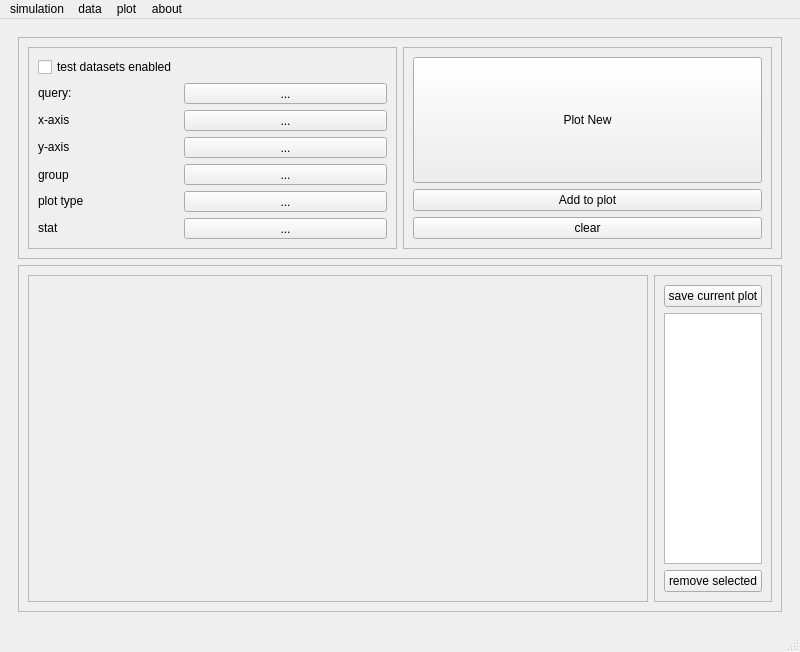
usc-psychsim/psychsim-eval-gui, file ui/psychsim-gui-main.ui: the form before one commit.
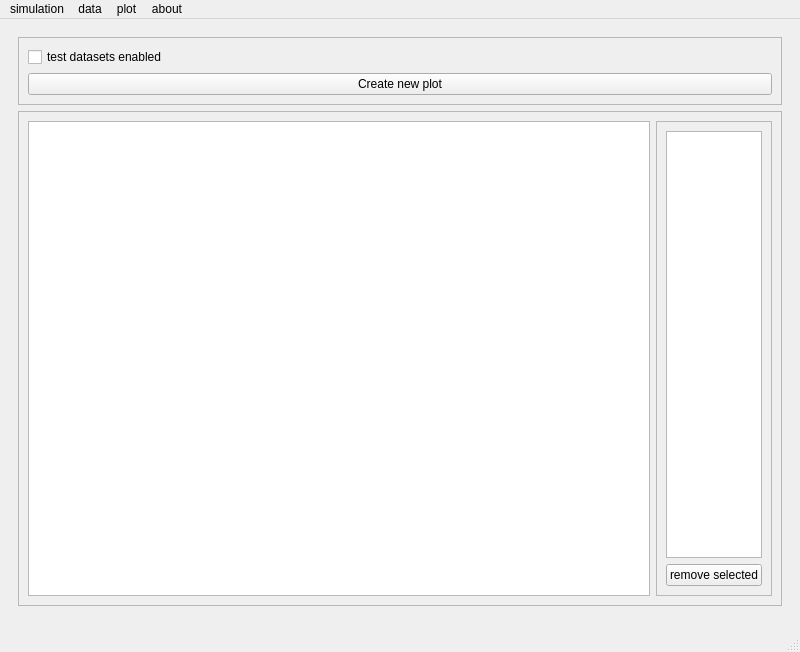
The form after the commit. The open tabs and pages were chosen to show the change.

Patch:
```diff
--- a/ui/psychsim-gui-main.ui
+++ b/ui/psychsim-gui-main.ui
@@ -744,235 +744,47 @@
       <widget class="QWidget" name="page">
        <layout class="QVBoxLayout" name="verticalLayout_9">
         <item>
-         <widget class="QFrame" name="frame_10">
-          <property name="frameShape">
-           <enum>QFrame::StyledPanel</enum>
-          </property>
-          <property name="frameShadow">
-           <enum>QFrame::Raised</enum>
-          </property>
-          <layout class="QHBoxLayout" name="horizontalLayout_6">
+         <widget class="QWidget" name="widget_4" native="true">
+          <layout class="QHBoxLayout" name="horizontalLayout_10">
+           <property name="leftMargin">
+            <number>0</number>
+           </property>
+           <property name="topMargin">
+            <number>0</number>
+           </property>
+           <property name="rightMargin">
+            <number>0</number>
+           </property>
+           <property name="bottomMargin">
+            <number>0</number>
+           </property>
            <item>
-            <widget class="QFrame" name="frame_11">
+            <widget class="QFrame" name="frame_12">
              <property name="frameShape">
               <enum>QFrame::StyledPanel</enum>
              </property>
              <property name="frameShadow">
               <enum>QFrame::Raised</enum>
              </property>
-             <layout class="QGridLayout" name="gridLayout">
-              <item row="6" column="1">
-               <widget class="QToolButton" name="plot_stat">
-                <property name="sizePolicy">
-                 <sizepolicy hsizetype="Ignored" vsizetype="Fixed">
-                  <horstretch>0</horstretch>
-                  <verstretch>0</verstretch>
-                 </sizepolicy>
-                </property>
-                <property name="text">
-                 <string>...</string>
-                </property>
-               </widget>
-              </item>
-              <item row="0" column="0">
+             <layout class="QVBoxLayout" name="verticalLayout_8">
+              <item>
                <widget class="QCheckBox" name="test_check">
                 <property name="text">
                  <string>test datasets enabled</string>
                 </property>
                </widget>
               </item>
-              <item row="2" column="0">
-               <widget class="QLabel" name="label_24">
-                <property name="sizePolicy">
-                 <sizepolicy hsizetype="Preferred" vsizetype="Fixed">
-                  <horstretch>0</horstretch>
-                  <verstretch>0</verstretch>
-                 </sizepolicy>
-                </property>
-                <property name="text">
-                 <string>x-axis</string>
-                </property>
-               </widget>
-              </item>
-              <item row="2" column="1">
-               <widget class="QToolButton" name="plot_x">
-                <property name="sizePolicy">
-                 <sizepolicy hsizetype="Ignored" vsizetype="Fixed">
-                  <horstretch>0</horstretch>
-                  <verstretch>0</verstretch>
-                 </sizepolicy>
-                </property>
-                <property name="text">
-                 <string>...</string>
-                </property>
-               </widget>
-              </item>
-              <item row="1" column="0">
-               <widget class="QLabel" name="label_23">
-                <property name="sizePolicy">
-                 <sizepolicy hsizetype="Fixed" vsizetype="Fixed">
-                  <horstretch>0</horstretch>
-                  <verstretch>0</verstretch>
-                 </sizepolicy>
-                </property>
-                <property name="text">
-                 <string>query:</string>
-                </property>
-               </widget>
-              </item>
-              <item row="6" column="0">
-               <widget class="QLabel" name="label_22">
-                <property name="sizePolicy">
-                 <sizepolicy hsizetype="Preferred" vsizetype="Fixed">
-                  <horstretch>0</horstretch>
-                  <verstretch>0</verstretch>
-                 </sizepolicy>
-                </property>
-                <property name="text">
-                 <string>stat</string>
-                </property>
-               </widget>
-              </item>
-              <item row="1" column="1">
-               <widget class="QToolButton" name="plot_query">
-                <property name="sizePolicy">
-                 <sizepolicy hsizetype="Ignored" vsizetype="Fixed">
-                  <horstretch>0</horstretch>
-                  <verstretch>0</verstretch>
-                 </sizepolicy>
-                </property>
-                <property name="text">
-                 <string>...</string>
-                </property>
-               </widget>
-              </item>
-              <item row="5" column="1">
-               <widget class="QToolButton" name="plot_type">
-                <property name="sizePolicy">
-                 <sizepolicy hsizetype="Ignored" vsizetype="Fixed">
-                  <horstretch>0</horstretch>
-                  <verstretch>0</verstretch>
-                 </sizepolicy>
-                </property>
-                <property name="text">
-                 <string>...</string>
-                </property>
-               </widget>
-              </item>
-              <item row="3" column="0">
-               <widget class="QLabel" name="label_21">
-                <property name="sizePolicy">
-                 <sizepolicy hsizetype="Preferred" vsizetype="Fixed">
-                  <horstretch>0</horstretch>
-                  <verstretch>0</verstretch>
-                 </sizepolicy>
-                </property>
-                <property name="text">
-                 <string>y-axis</string>
-                </property>
-               </widget>
-              </item>
-              <item row="4" column="1">
-               <widget class="QToolButton" name="plot_group">
-                <property name="sizePolicy">
-                 <sizepolicy hsizetype="Ignored" vsizetype="Fixed">
-                  <horstretch>0</horstretch>
-                  <verstretch>0</verstretch>
-                 </sizepolicy>
-                </property>
-                <property name="text">
-                 <string>...</string>
-                </property>
-               </widget>
-              </item>
-              <item row="5" column="0">
-               <widget class="QLabel" name="label_20">
-                <property name="sizePolicy">
-                 <sizepolicy hsizetype="Preferred" vsizetype="Fixed">
-                  <horstretch>0</horstretch>
-                  <verstretch>0</verstretch>
-                 </sizepolicy>
-                </property>
-                <property name="text">
-                 <string>plot type</string>
-                </property>
-               </widget>
-              </item>
-              <item row="4" column="0">
-               <widget class="QLabel" name="label_25">
-                <property name="text">
-                 <string>group</string>
-                </property>
-               </widget>
-              </item>
-              <item row="3" column="1">
-               <widget class="QToolButton" name="plot_y">
-                <property name="sizePolicy">
-                 <sizepolicy hsizetype="Ignored" vsizetype="Fixed">
-                  <horstretch>0</horstretch>
-                  <verstretch>0</verstretch>
-                 </sizepolicy>
-                </property>
-                <property name="text">
-                 <string>...</string>
-                </property>
-               </widget>
-              </item>
-             </layout>
-            </widget>
-           </item>
-           <item>
-            <widget class="QWidget" name="widget" native="true">
-             <layout class="QVBoxLayout" name="verticalLayout_11">
-              <property name="leftMargin">
-               <number>0</number>
-              </property>
-              <property name="topMargin">
-               <number>0</number>
-              </property>
-              <property name="rightMargin">
-               <number>0</number>
-              </property>
-              <property name="bottomMargin">
-               <number>0</number>
-              </property>
               <item>
-               <widget class="QFrame" name="frame_12">
-                <property name="frameShape">
-                 <enum>QFrame::StyledPanel</enum>
+               <widget class="QPushButton" name="create_new_plot_button">
+                <property name="sizePolicy">
+                 <sizepolicy hsizetype="Minimum" vsizetype="Preferred">
+                  <horstretch>0</horstretch>
+                  <verstretch>0</verstretch>
+                 </sizepolicy>
                 </property>
-                <property name="frameShadow">
-                 <enum>QFrame::Raised</enum>
+                <property name="text">
+                 <string>Create new plot</string>
                 </property>
-                <layout class="QVBoxLayout" name="verticalLayout_8">
-                 <item>
-                  <widget class="QPushButton" name="plot_button">
-                   <property name="sizePolicy">
-                    <sizepolicy hsizetype="Minimum" vsizetype="Preferred">
-                     <horstretch>0</horstretch>
-                     <verstretch>0</verstretch>
-                    </sizepolicy>
-                   </property>
-                   <property name="text">
-                    <string>Plot New</string>
-                   </property>
-                  </widget>
-                 </item>
-                 <item>
-                  <widget class="QPushButton" name="add_plot_button">
-                   <property name="text">
-                    <string>Add to plot</string>
-                   </property>
-                  </widget>
-                 </item>
-                 <item>
-                  <widget class="QPushButton" name="clear_plot_button">
-                   <property name="text">
-                    <string>clear</string>
-                   </property>
-                  </widget>
-                 </item>
-                </layout>
                </widget>
               </item>
              </layout>
@@ -982,7 +794,7 @@
          </widget>
         </item>
         <item>
-         <widget class="QFrame" name="frame_14">
+         <widget class="QFrame" name="frame_10">
           <property name="frameShape">
            <enum>QFrame::StyledPanel</enum>
           </property>
@@ -991,20 +803,7 @@
           </property>
           <layout class="QHBoxLayout" name="horizontalLayout_4">
            <item>
-            <widget class="QFrame" name="plot_frame">
-             <property name="sizePolicy">
-              <sizepolicy hsizetype="Expanding" vsizetype="Expanding">
-               <horstretch>0</horstretch>
-               <verstretch>0</verstretch>
-              </sizepolicy>
-             </property>
-             <property name="frameShape">
-              <enum>QFrame::StyledPanel</enum>
-             </property>
-             <property name="frameShadow">
-              <enum>QFrame::Raised</enum>
-             </property>
-            </widget>
+            <widget class="QTextBrowser" name="plot_output"/>
            </item>
            <item>
             <widget class="QFrame" name="frame_13">
@@ -1021,19 +820,6 @@
               <enum>QFrame::Raised</enum>
              </property>
              <layout class="QVBoxLayout" name="verticalLayout_12">
-              <item>
-               <widget class="QPushButton" name="save_plot_button">
-                <property name="sizePolicy">
-                 <sizepolicy hsizetype="Fixed" vsizetype="Fixed">
-                  <horstretch>0</horstretch>
-                  <verstretch>0</verstretch>
-                 </sizepolicy>
-                </property>
-                <property name="text">
-                 <string>save current plot</string>
-                </property>
-               </widget>
-              </item>
               <item>
                <widget class="QListWidget" name="plot_listwidget">
                 <property name="sizePolicy">
@@ -1063,6 +849,24 @@
           </layout>
          </widget>
         </item>
+        <item>
+         <widget class="QWidget" name="widget" native="true">
+          <layout class="QHBoxLayout" name="horizontalLayout_6">
+           <property name="leftMargin">
+            <number>0</number>
+           </property>
+           <property name="topMargin">
+            <number>0</number>
+           </property>
+           <property name="rightMargin">
+            <number>0</number>
+           </property>
+           <property name="bottomMargin">
+            <number>0</number>
+           </property>
+          </layout>
+         </widget>
+        </item>
        </layout>
       </widget>
       <widget class="QWidget" name="page_3">
```
Left out of the diff: 2 changed lines with no effect on the pictures.
